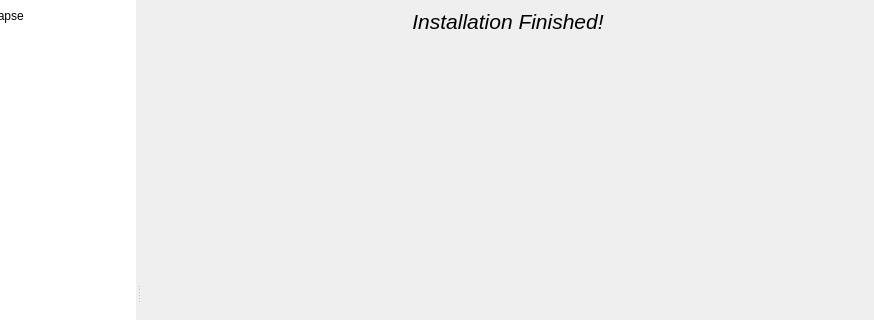
Qt form src-qt5/mainUI.ui (project-trident/trident-installer) before a commit; both pictures show x 209 to 1083 and y 0 to 320 of the 1083 by 639 pixel window.
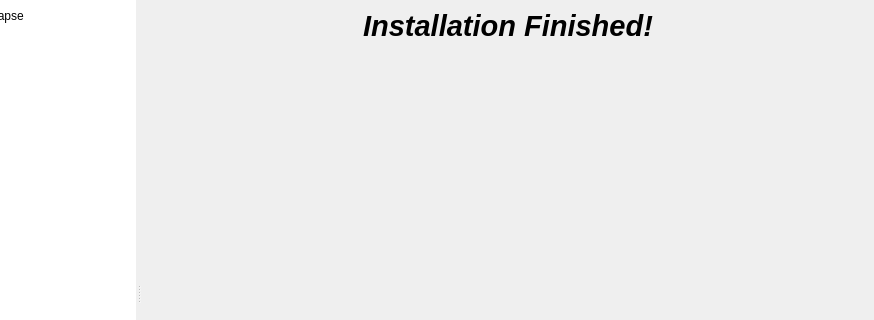
The same form after that commit. The open tabs and pages were chosen to show the change. Icons and pictures are not drawn.

Commit message: A few fixes for the installer: 1. Better detect/report installation failures (scan log too, not just return code check) 2. Fix the detection of whether the system is a laptop or not in Virtualbox 3. Fix the addition rules of pciconf matching procedures. (should prevent some false-positives) 4. Better append the install output to the log (less whitespace) 5. Better show the install procedure next to the progress bar (truncate to 30 characters to prevent runover).

Diff of the .ui file:
```diff
--- a/src-qt5/mainUI.ui
+++ b/src-qt5/mainUI.ui
@@ -1811,8 +1811,10 @@
           <widget class="QLabel" name="label_14">
            <property name="font">
             <font>
-             <pointsize>16</pointsize>
+             <pointsize>22</pointsize>
+             <weight>75</weight>
              <italic>true</italic>
+             <bold>true</bold>
             </font>
            </property>
            <property name="text">
```
Left out of the diff: 15 changed lines with no effect on the pictures. The commit also changes 2 other files.
